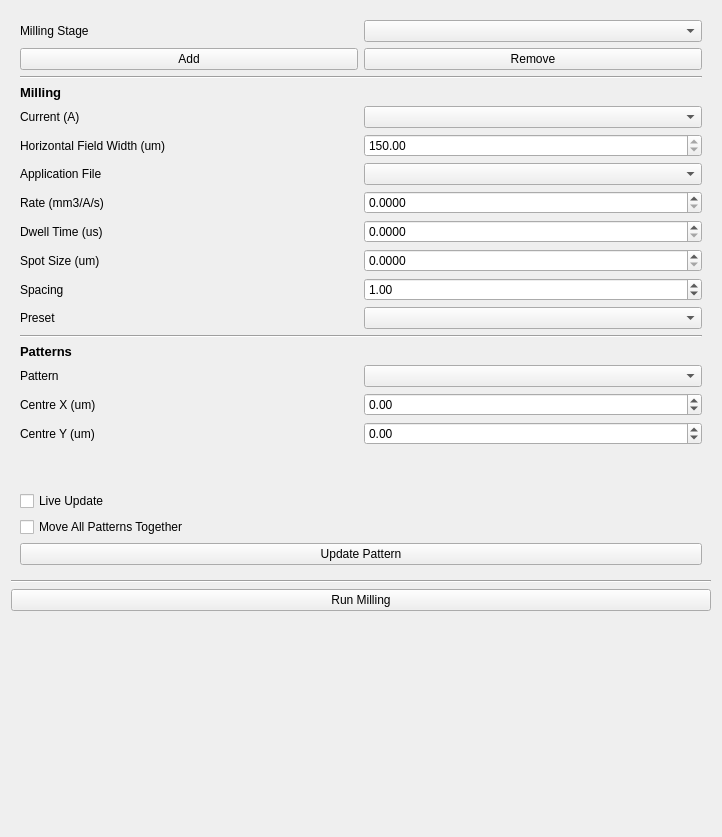
DeMarcoLab/fibsem, file fibsem/ui/qtdesigner_files/FibsemMillingWidget.ui: the form before one commit.
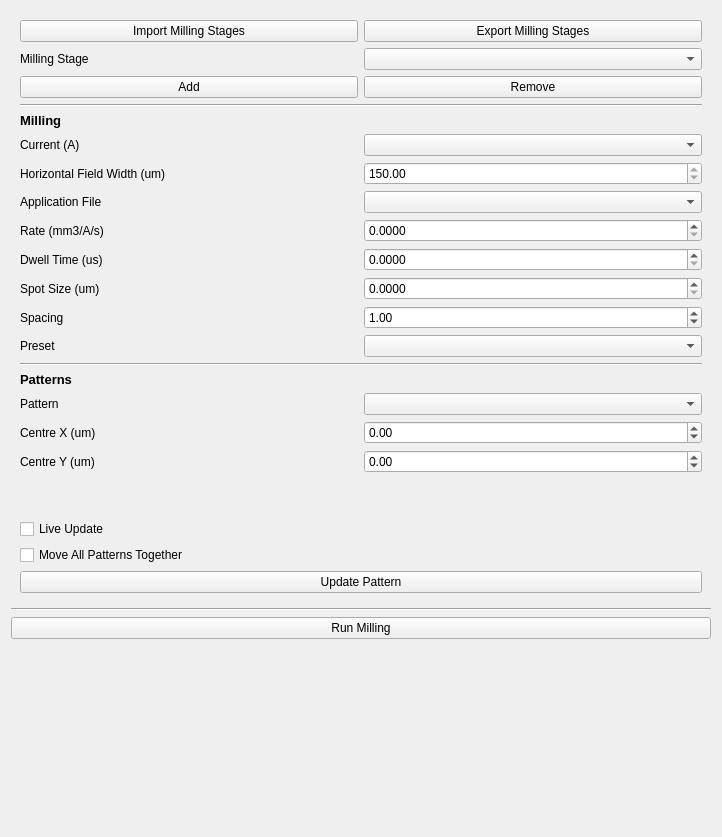
The form after the commit.

Commit message: basic export

The edit to the form file:
```diff
--- a/fibsem/ui/qtdesigner_files/FibsemMillingWidget.ui
+++ b/fibsem/ui/qtdesigner_files/FibsemMillingWidget.ui
@@ -60,27 +60,149 @@
       </size>
      </property>
      <layout class="QGridLayout" name="gridLayout_4">
-      <item row="1" column="1">
-       <widget class="QComboBox" name="comboBox_milling_stage"/>
+      <item row="20" column="0">
+       <widget class="QLabel" name="label_centre_y">
+        <property name="text">
+         <string>Centre Y (um)</string>
+        </property>
+       </widget>
       </item>
-      <item row="5" column="1">
-       <widget class="QComboBox" name="comboBox_milling_current"/>
+      <item row="9" column="1">
+       <widget class="QDoubleSpinBox" name="doubleSpinBox_rate">
+        <property name="decimals">
+         <number>4</number>
+        </property>
+        <property name="minimum">
+         <double>0.000000000000000</double>
+        </property>
+        <property name="maximum">
+         <double>100000.000000000000000</double>
+        </property>
+        <property name="singleStep">
+         <double>0.010000000000000</double>
+        </property>
+        <property name="value">
+         <double>0.000000000000000</double>
+        </property>
+       </widget>
+      </item>
+      <item row="8" column="1">
+       <widget class="QComboBox" name="comboBox_application_file"/>
+      </item>
+      <item row="20" column="1">
+       <widget class="QDoubleSpinBox" name="doubleSpinBox_centre_y">
+        <property name="minimum">
+         <double>-10000000000000000.000000000000000</double>
+        </property>
+        <property name="maximum">
+         <double>99999999999999991611392.000000000000000</double>
+        </property>
+        <property name="singleStep">
+         <double>0.100000000000000</double>
+        </property>
+       </widget>
+      </item>
+      <item row="12" column="0">
+       <widget class="QLabel" name="label_spacing">
+        <property name="text">
+         <string>Spacing</string>
+        </property>
+       </widget>
+      </item>
+      <item row="15" column="0" colspan="2">
+       <widget class="QLabel" name="label_patterns_header">
+        <property name="font">
+         <font>
+          <pointsize>10</pointsize>
+          <weight>75</weight>
+          <bold>true</bold>
+         </font>
+        </property>
+        <property name="text">
+         <string>Patterns</string>
+        </property>
+       </widget>
+      </item>
+      <item row="19" column="1">
+       <widget class="QDoubleSpinBox" name="doubleSpinBox_centre_x">
+        <property name="minimum">
+         <double>-9999999999999999583119736832.000000000000000</double>
+        </property>
+        <property name="maximum">
+         <double>1000000000000000000.000000000000000</double>
+        </property>
+        <property name="singleStep">
+         <double>0.100000000000000</double>
+        </property>
+       </widget>
       </item>
       <item row="4" column="0" colspan="2">
-       <widget class="QLabel" name="label_milling_header">
-        <property name="font">
-         <font>
-          <pointsize>10</pointsize>
-          <weight>75</weight>
-          <bold>true</bold>
-         </font>
+       <widget class="Line" name="line_3">
+        <property name="orientation">
+         <enum>Qt::Horizontal</enum>
         </property>
+       </widget>
+      </item>
+      <item row="11" column="1">
+       <widget class="QDoubleSpinBox" name="doubleSpinBox_spot_size">
+        <property name="decimals">
+         <number>4</number>
+        </property>
+        <property name="minimum">
+         <double>0.000000000000000</double>
+        </property>
+        <property name="maximum">
+         <double>100000.000000000000000</double>
+        </property>
+        <property name="singleStep">
+         <double>0.010000000000000</double>
+        </property>
+        <property name="value">
+         <double>0.000000000000000</double>
+        </property>
+       </widget>
+      </item>
+      <item row="17" column="0">
+       <widget class="QLabel" name="label_pattern_set">
         <property name="text">
-         <string>Milling</string>
+         <string>Pattern</string>
         </property>
        </widget>
       </item>
-      <item row="23" column="0" colspan="2">
+      <item row="13" column="0">
+       <widget class="QLabel" name="label_preset">
+        <property name="text">
+         <string>Preset</string>
+        </property>
+       </widget>
+      </item>
+      <item row="10" column="1">
+       <widget class="QDoubleSpinBox" name="doubleSpinBox_dwell_time">
+        <property name="decimals">
+         <number>4</number>
+        </property>
+        <property name="minimum">
+         <double>0.000000000000000</double>
+        </property>
+        <property name="maximum">
+         <double>4000000.000000000000000</double>
+        </property>
+        <property name="singleStep">
+         <double>0.010000000000000</double>
+        </property>
+        <property name="value">
+         <double>0.000000000000000</double>
+        </property>
+       </widget>
+      </item>
+      <item row="2" column="0">
+       <widget class="QLabel" name="label_milling_stage">
+        <property name="text">
+         <string>Milling Stage</string>
+        </property>
+       </widget>
+      </item>
+      <item row="24" column="0" colspan="2">
        <spacer name="verticalSpacer_2">
         <property name="orientation">
          <enum>Qt::Vertical</enum>
@@ -93,199 +215,38 @@
         </property>
        </spacer>
       </item>
-      <item row="12" column="0">
-       <widget class="QLabel" name="label_preset">
-        <property name="text">
-         <string>Preset</string>
-        </property>
-       </widget>
+      <item row="17" column="1">
+       <widget class="QComboBox" name="comboBox_patterns"/>
       </item>
-      <item row="19" column="1">
-       <widget class="QDoubleSpinBox" name="doubleSpinBox_centre_y">
-        <property name="minimum">
-         <double>-10000000000000000.000000000000000</double>
-        </property>
-        <property name="maximum">
-         <double>99999999999999991611392.000000000000000</double>
-        </property>
-        <property name="singleStep">
-         <double>0.100000000000000</double>
-        </property>
-       </widget>
-      </item>
-      <item row="11" column="0">
-       <widget class="QLabel" name="label_spacing">
-        <property name="text">
-         <string>Spacing</string>
-        </property>
-       </widget>
-      </item>
-      <item row="6" column="0">
-       <widget class="QLabel" name="label_hfw">
-        <property name="text">
-         <string>Horizontal Field Width (um)</string>
-        </property>
-       </widget>
-      </item>
-      <item row="13" column="0" colspan="2">
-       <widget class="Line" name="line_2">
-        <property name="orientation">
-         <enum>Qt::Horizontal</enum>
-        </property>
-       </widget>
-      </item>
-      <item row="18" column="1">
-       <widget class="QDoubleSpinBox" name="doubleSpinBox_centre_x">
-        <property name="minimum">
-         <double>-9999999999999999583119736832.000000000000000</double>
-        </property>
-        <property name="maximum">
-         <double>1000000000000000000.000000000000000</double>
-        </property>
-        <property name="singleStep">
-         <double>0.100000000000000</double>
-        </property>
-       </widget>
-      </item>
-      <item row="8" column="0">
-       <widget class="QLabel" name="label_rate">
-        <property name="text">
-         <string>Rate (mm3/A/s)</string>
-        </property>
-       </widget>
-      </item>
-      <item row="24" column="0">
+      <item row="25" column="0">
        <widget class="QCheckBox" name="checkBox_live_update">
         <property name="text">
          <string>Live Update</string>
         </property>
        </widget>
       </item>
-      <item row="5" column="0">
-       <widget class="QLabel" name="label_milling_current">
-        <property name="text">
-         <string>Current (A)</string>
+      <item row="5" column="0" colspan="2">
+       <widget class="QLabel" name="label_milling_header">
+        <property name="font">
+         <font>
+          <pointsize>10</pointsize>
+          <weight>75</weight>
+          <bold>true</bold>
+         </font>
         </property>
-       </widget>
-      </item>
-      <item row="9" column="0">
-       <widget class="QLabel" name="label_dwell_time">
         <property name="text">
-         <string>Dwell Time (us)</string>
+         <string>Milling</string>
         </property>
        </widget>
       </item>
-      <item row="2" column="0">
+      <item row="3" column="0">
        <widget class="QPushButton" name="pushButton_add_milling_stage">
         <property name="text">
          <string>Add</string>
         </property>
        </widget>
       </item>
-      <item row="16" column="1">
-       <widget class="QComboBox" name="comboBox_patterns"/>
-      </item>
-      <item row="3" column="0" colspan="2">
-       <widget class="Line" name="line_3">
-        <property name="orientation">
-         <enum>Qt::Horizontal</enum>
-        </property>
-       </widget>
-      </item>
-      <item row="18" column="0">
-       <widget class="QLabel" name="label_centre_x">
-        <property name="text">
-         <string>Centre X (um)</string>
-        </property>
-       </widget>
-      </item>
-      <item row="7" column="0">
-       <widget class="QLabel" name="label_application_file">
-        <property name="text">
-         <string>Application File</string>
-        </property>
-       </widget>
-      </item>
-      <item row="10" column="1">
-       <widget class="QDoubleSpinBox" name="doubleSpinBox_spot_size">
-        <property name="decimals">
-         <number>4</number>
-        </property>
-        <property name="minimum">
-         <double>0.000000000000000</double>
-        </property>
-        <property name="maximum">
-         <double>100000.000000000000000</double>
-        </property>
-        <property name="singleStep">
-         <double>0.010000000000000</double>
-        </property>
-        <property name="value">
-         <double>0.000000000000000</double>
-        </property>
-       </widget>
-      </item>
-      <item row="10" column="0">
-       <widget class="QLabel" name="label_spot_size">
-        <property name="text">
-         <string>Spot Size (um)</string>
-        </property>
-       </widget>
-      </item>
-      <item row="8" column="1">
-       <widget class="QDoubleSpinBox" name="doubleSpinBox_rate">
-        <property name="decimals">
-         <number>4</number>
-        </property>
-        <property name="minimum">
-         <double>0.000000000000000</double>
-        </property>
-        <property name="maximum">
-         <double>100000.000000000000000</double>
-        </property>
-        <property name="singleStep">
-         <double>0.010000000000000</double>
-        </property>
-        <property name="value">
-         <double>0.000000000000000</double>
-        </property>
-       </widget>
-      </item>
-      <item row="19" column="0">
-       <widget class="QLabel" name="label_centre_y">
-        <property name="text">
-         <string>Centre Y (um)</string>
-        </property>
-       </widget>
-      </item>
-      <item row="1" column="0">
-       <widget class="QLabel" name="label_milling_stage">
-        <property name="text">
-         <string>Milling Stage</string>
-        </property>
-       </widget>
-      </item>
-      <item row="21" column="0" rowspan="2" colspan="2">
-       <layout class="QGridLayout" name="gridLayout_patterns"/>
-      </item>
-      <item row="12" column="1">
-       <widget class="QComboBox" name="comboBox_preset"/>
-      </item>
-      <item row="2" column="1">
-       <widget class="QPushButton" name="pushButton_remove_milling_stage">
-        <property name="text">
-         <string>Remove</string>
-        </property>
-       </widget>
-      </item>
-      <item row="11" column="1">
-       <widget class="QDoubleSpinBox" name="doubleSpinBox_spacing">
-        <property name="value">
-         <double>1.000000000000000</double>
-        </property>
-       </widget>
-      </item>
-      <item row="6" column="1">
+      <item row="7" column="1">
        <widget class="QDoubleSpinBox" name="doubleSpinBox_hfw">
         <property name="enabled">
          <bool>true</bool>
@@ -304,63 +265,116 @@
         </property>
        </widget>
       </item>
-      <item row="9" column="1">
-       <widget class="QDoubleSpinBox" name="doubleSpinBox_dwell_time">
-        <property name="decimals">
-         <number>4</number>
-        </property>
-        <property name="minimum">
-         <double>0.000000000000000</double>
-        </property>
-        <property name="maximum">
-         <double>4000000.000000000000000</double>
-        </property>
-        <property name="singleStep">
-         <double>0.010000000000000</double>
-        </property>
-        <property name="value">
-         <double>0.000000000000000</double>
-        </property>
-       </widget>
+      <item row="22" column="0" rowspan="2" colspan="2">
+       <layout class="QGridLayout" name="gridLayout_patterns"/>
       </item>
-      <item row="7" column="1">
-       <widget class="QComboBox" name="comboBox_application_file"/>
-      </item>
-      <item row="26" column="0" colspan="2">
+      <item row="27" column="0" colspan="2">
        <widget class="QPushButton" name="pushButton">
         <property name="text">
          <string>Update Pattern</string>
         </property>
        </widget>
       </item>
+      <item row="13" column="1">
+       <widget class="QComboBox" name="comboBox_preset"/>
+      </item>
+      <item row="7" column="0">
+       <widget class="QLabel" name="label_hfw">
+        <property name="text">
+         <string>Horizontal Field Width (um)</string>
+        </property>
+       </widget>
+      </item>
+      <item row="9" column="0">
+       <widget class="QLabel" name="label_rate">
+        <property name="text">
+         <string>Rate (mm3/A/s)</string>
+        </property>
+       </widget>
+      </item>
+      <item row="12" column="1">
+       <widget class="QDoubleSpinBox" name="doubleSpinBox_spacing">
+        <property name="value">
+         <double>1.000000000000000</double>
+        </property>
+       </widget>
+      </item>
       <item row="14" column="0" colspan="2">
-       <widget class="QLabel" name="label_patterns_header">
-        <property name="font">
-         <font>
-          <pointsize>10</pointsize>
-          <weight>75</weight>
-          <bold>true</bold>
-         </font>
+       <widget class="Line" name="line_2">
+        <property name="orientation">
+         <enum>Qt::Horizontal</enum>
         </property>
+       </widget>
+      </item>
+      <item row="6" column="1">
+       <widget class="QComboBox" name="comboBox_milling_current"/>
+      </item>
+      <item row="19" column="0">
+       <widget class="QLabel" name="label_centre_x">
         <property name="text">
-         <string>Patterns</string>
+         <string>Centre X (um)</string>
         </property>
        </widget>
       </item>
-      <item row="16" column="0">
-       <widget class="QLabel" name="label_pattern_set">
+      <item row="8" column="0">
+       <widget class="QLabel" name="label_application_file">
         <property name="text">
-         <string>Pattern</string>
+         <string>Application File</string>
         </property>
        </widget>
       </item>
-      <item row="25" column="0">
+      <item row="3" column="1">
+       <widget class="QPushButton" name="pushButton_remove_milling_stage">
+        <property name="text">
+         <string>Remove</string>
+        </property>
+       </widget>
+      </item>
+      <item row="10" column="0">
+       <widget class="QLabel" name="label_dwell_time">
+        <property name="text">
+         <string>Dwell Time (us)</string>
+        </property>
+       </widget>
+      </item>
+      <item row="6" column="0">
+       <widget class="QLabel" name="label_milling_current">
+        <property name="text">
+         <string>Current (A)</string>
+        </property>
+       </widget>
+      </item>
+      <item row="11" column="0">
+       <widget class="QLabel" name="label_spot_size">
+        <property name="text">
+         <string>Spot Size (um)</string>
+        </property>
+       </widget>
+      </item>
+      <item row="2" column="1">
+       <widget class="QComboBox" name="comboBox_milling_stage"/>
+      </item>
+      <item row="26" column="0">
        <widget class="QCheckBox" name="checkBox_move_all_patterns">
         <property name="text">
          <string>Move All Patterns Together</string>
         </property>
        </widget>
       </item>
+      <item row="1" column="0">
+       <widget class="QPushButton" name="pushButton_importMilling">
+        <property name="text">
+         <string>Import Milling Stages</string>
+        </property>
+       </widget>
+      </item>
+      <item row="1" column="1">
+       <widget class="QPushButton" name="pushButton_exportMilling">
+        <property name="text">
+         <string>Export Milling Stages</string>
+        </property>
+       </widget>
+      </item>
      </layout>
     </widget>
    </item>
```
The commit also changes 3 other files.
